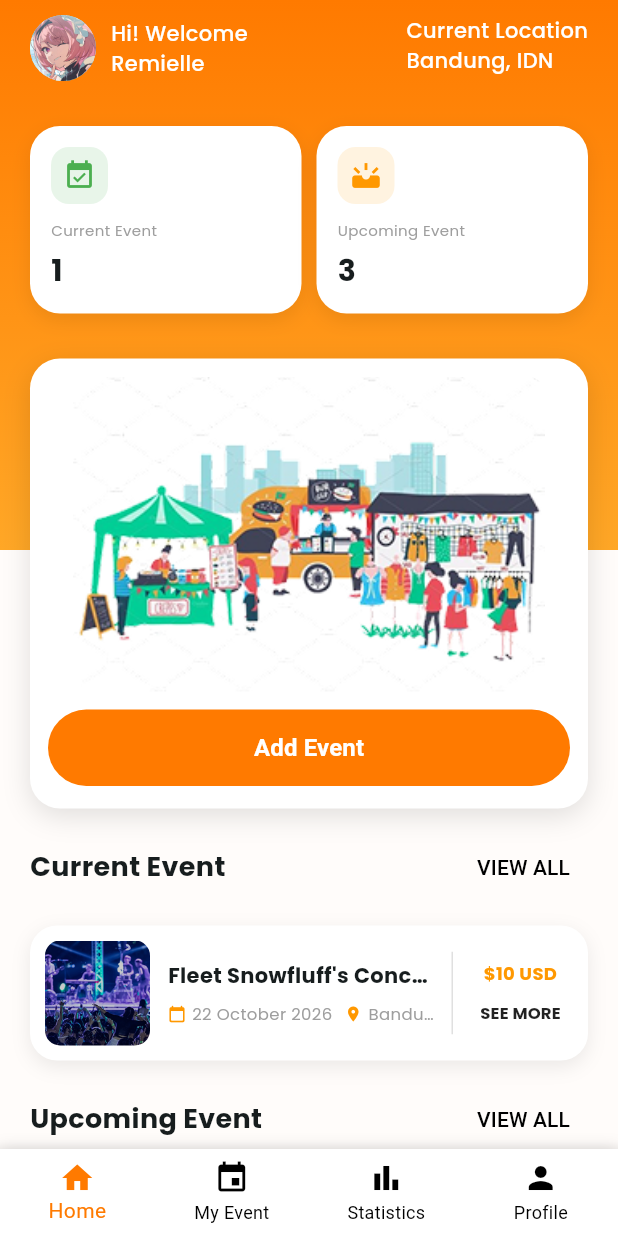
After one commit to jamiehardiwijaya10/Eventra, a Flutter app: the HomeScreenEo screen opened by its route, on a phone screen of 412 x 824 dp. The commit adds this screen. Run offline on Flutter 3.47's test engine with Material 3 defaults, Android fonts, the phone set to English and light mode, and no system bars; our stand-ins replace font_awesome_flutter, google_fonts.

Commit message:
Add home screen for EO

```diff
--- a/lib/app/routes.dart
+++ b/lib/app/routes.dart
@@ -7,6 +7,7 @@ import '../features/onboarding/screen/onboarding2.dart';
 import '../features/onboarding/screen/onboarding3.dart';
 import '../features/home/screen/home_screen_costumer.dart';
 import '../features/home/screen/home_screen_booth.dart';
+import '../features/home/screen/home_screen_eo.dart';
 
 class AppRoutes {
   AppRoutes._();
@@ -18,6 +19,7 @@ class AppRoutes {
   static const onboarding3 = "/onboarding3";
   static const homecostumer = "/home_costumer";
   static const homebooth = "/home_booth";
+  static const homeeo = "/home_eo";
 
   static Route<dynamic> generateRoute(RouteSettings settings) {
     switch (settings.name) {
@@ -61,6 +63,11 @@ class AppRoutes {
           builder: (_) => HomeScreenBooth(),
         );
 
+      case homeeo:
+        return MaterialPageRoute(
+          builder: (_) => HomeScreenEo(),
+        );
+
       default:
         return MaterialPageRoute(
           builder: (_) => const Scaffold(
--- /dev/null
+++ b/lib/features/home/screen/home_screen_eo.dart
@@ -0,0 +1,363 @@
+import 'package:flutter/material.dart';
+import 'package:google_fonts/google_fonts.dart';
+import '../../../core/theme/app_color.dart';
+import '../../../shared/widgets/navbar_eo.dart';
+// import '../../../shared/widgets/category.dart';
+// import '../widgets/event_card.dart';
+import '../widgets/event_card_eo.dart';
+
+class HomeScreenEo extends StatefulWidget {
+  const HomeScreenEo({super.key});
+
+  @override
+  State<HomeScreenEo> createState() => _HomeScreenEoState();
+}
+
+class _HomeScreenEoState extends State<HomeScreenEo> {
+  int selectedCategory = 0;
+
+  @override
+  Widget build(BuildContext context) {
+    return Scaffold(
+      body: SafeArea(
+        child:SingleChildScrollView(
+          child: Stack(
+              children: [
+                Positioned.fill(
+                  child: Column(
+                      children: [
+                        Expanded(
+                          flex: 1,
+                          child: Container(
+                            decoration: const BoxDecoration(
+                              gradient: LinearGradient(
+                                begin: Alignment.topCenter,
+                                end: Alignment.bottomCenter,
+                                colors: [
+                                  AppColor.primary,
+                                  AppColor.secondary,
+                                ],
+                              ),
+                            ),
+                          ),
+                        ),
+                        Expanded(
+                          flex: 2,
+                          child: Container(
+                            color: Colors.white.withOpacity(0.98),
+                          ),
+                        ),
+                      ]
+                  ),
+                ),
+
+                Padding(
+                  padding: const EdgeInsets.symmetric(horizontal: 20),
+                  child: Column(
+                      crossAxisAlignment: CrossAxisAlignment.start,
+                      children: [
+                        const SizedBox(height: 10),
+
+                        Row(
+                          mainAxisAlignment: MainAxisAlignment.spaceBetween,
+                          crossAxisAlignment: CrossAxisAlignment.start,
+                          children: [
+                            Row(
+                              children: [
+                                const CircleAvatar(
+                                  radius: 22,
+                                  backgroundImage: AssetImage(
+                                    "assets/images/Remielle Dan.jpg",
+                                  ),
+                                ),
+                                const SizedBox(width: 10),
+                                Text(
+                                  "Hi! Welcome\nRemielle",
+                                  style: GoogleFonts.poppins(
+                                    fontSize: 14,
+                                    color: Colors.white,
+                                    fontWeight: FontWeight.w500,
+                                  ),
+                                ),
+                              ],
+                            ),
+
+                            Text(
+                              "Current Location\nBandung, IDN",
+                              style: GoogleFonts.poppins(
+                                fontSize: 14,
+                                color: Colors.white,
+                                fontWeight: FontWeight.w500,
+                              ),
+                            ),
+                          ],
+                        ),
+
+                        const SizedBox(height: 30),
+
+                        Row(
+                          children: [
+                            Expanded(
+                              child: Container(
+                                padding: const EdgeInsets.all(14),
+                                decoration: BoxDecoration(
+                                  color: Colors.white,
+                                  borderRadius: BorderRadius.circular(20),
+                                  boxShadow: [
+                                    BoxShadow(
+                                      color: Colors.black.withOpacity(0.08),
+                                      blurRadius: 10,
+                                      offset: const Offset(0, 4),
+                                    ),
+                                  ],
+                                ),
+                                child: Column(
+                                  crossAxisAlignment: CrossAxisAlignment.start,
+                                  children: [
+                                    Container(
+                                      padding: const EdgeInsets.all(8),
+                                      decoration: BoxDecoration(
+                                        color: Colors.green.shade50,
+                                        borderRadius: BorderRadius.circular(12),
+                                      ),
+                                      child: const Icon(
+                                        Icons.event_available,
+                                        color: Colors.green,
+                                        size: 22,
+                                      ),
+                                    ),
+
+                                    const SizedBox(height: 10),
+
+                                    Text(
+                                      "Current Event",
+                                      style: GoogleFonts.poppins(
+                                        fontSize: 10,
+                                        color: Colors.grey,
+                                      ),
+                                    ),
+
+                                    const SizedBox(height: 6),
+
+                                    Text(
+                                      "1",
+                                      style: GoogleFonts.poppins(
+                                        fontSize: 20,
+                                        fontWeight: FontWeight.bold,
+                                      ),
+                                    ),
+                                  ],
+                                ),
+                              ),
+                            ),
+
+                            const SizedBox(width: 10),
+
+                            Expanded(
+                              child: Container(
+                                padding: const EdgeInsets.all(14),
+                                decoration: BoxDecoration(
+                                  color: Colors.white,
+                                  borderRadius: BorderRadius.circular(20),
+                                  boxShadow: [
+                                    BoxShadow(
+                                      color: Colors.black.withOpacity(0.08),
+                                      blurRadius: 10,
+                                      offset: const Offset(0, 4),
+                                    ),
+                                  ],
+                                ),
+                                child: Column(
+                                  crossAxisAlignment: CrossAxisAlignment.start,
+                                  children: [
+                                    Container(
+                                      padding: const EdgeInsets.all(8),
+                                      decoration: BoxDecoration(
+                                        color: Colors.orange.shade50,
+                                        borderRadius: BorderRadius.circular(12),
+                                      ),
+                                      child: const Icon(
+                                        Icons.upcoming,
+                                        color: Colors.orange,
+                                        size: 22,
+                                      ),
+                                    ),
+
+                                    const SizedBox(height: 10),
+
+                                    Text(
+                                      "Upcoming Event",
+                                      style: GoogleFonts.poppins(
+                                        fontSize: 10,
+                                        color: Colors.grey,
+                                      ),
+                                    ),
+
+                                    const SizedBox(height: 6),
+
+                                    Text(
+                                      "3",
+                                      style: GoogleFonts.poppins(
+                                        fontSize: 20,
+                                        fontWeight: FontWeight.bold,
+                                      ),
+                                    ),
+                                  ],
+                                ),
+                              ),
+                            ),
+                          ],
+                        ),
+
+                        const SizedBox(height: 30),
+
+                        Container(
+                          height: 300,
+                          width: double.infinity,
+                          padding: const EdgeInsets.all(12),
+                          decoration: BoxDecoration(
+                            color: Colors.white,
+                            borderRadius: BorderRadius.circular(20),
+                            boxShadow: [
+                              BoxShadow(
+                                color: Colors.black.withOpacity(0.12),
+                                blurRadius: 15,
+                                offset: const Offset(0, 5),
+                              ),
+                            ],
+                          ),
+                          child: Column(
+                            mainAxisSize: MainAxisSize.min,
+                            children: [
+                              ClipRRect(
+                                borderRadius: BorderRadius.circular(12),
+                                child: Image.asset(
+                                  "assets/images/Add Event Pic.png",
+                                  height: 210,
+                                  fit: BoxFit.cover,
+                                ),
+                              ),
+
+                              const SizedBox(height: 12),
+
+                              SizedBox(
+                                width: double.infinity,
+                                child: TextButton(
+                                  onPressed: () {},
+                                  style: TextButton.styleFrom(
+                                    backgroundColor: AppColor.primary,
+                                    foregroundColor: Colors.white,
+                                    padding: const EdgeInsets.symmetric(vertical: 14),
+                                    shape: const StadiumBorder(),
+                                  ),
+                                  child: const Text(
+                                    "Add Event",
+                                    style: TextStyle(
+                                      fontSize: 16,
+                                      fontWeight: FontWeight.w600,
+                                    ),
+                                  ),
+                                ),
+                              )
+                            ],
+                          ),
+                        ),
+
+                        const SizedBox(height: 15),
+
+                        Row(
+                          mainAxisAlignment:
+                          MainAxisAlignment.spaceBetween,
+                          children: [
+                            Text(
+                              "Current Event",
+                              style: GoogleFonts.poppins(
+                                fontSize: 18,
+                                fontWeight: FontWeight.bold,
+                              ),
+                            ),
+
+                            TextButton(
+                              onPressed: () {},
+                              child: const Text(
+                                "VIEW ALL",
+                                style: TextStyle(
+                                  color: Colors.black,
+                                ),
+                              ),
+                            ),
+                          ],
+                        ),
+
+                        const SizedBox(height: 15),
+
+                        const EventListCard(
+                          image: "assets/images/konser.png",
+                          title: "Fleet Snowfluff's Concert",
+                          date: "22 October 2026",
+                          location: "Bandung",
+                          price: "\$10 USD",
+                        ),
+
+                        Row(
+                          mainAxisAlignment:
+                          MainAxisAlignment.spaceBetween,
+                          children: [
+                            Text(
+                              "Upcoming Event",
+                              style: GoogleFonts.poppins(
+                                fontSize: 18,
+                                fontWeight: FontWeight.bold,
+                              ),
+                            ),
+
+                            TextButton(
+                              onPressed: () {},
+                              child: const Text(
+                                "VIEW ALL",
+                                style: TextStyle(
+                                  color: Colors.black,
+                                ),
+                              ),
+                            ),
+                          ],
+                        ),
+
+                        const SizedBox(height: 15),
+
+                        const EventListCard(
+                          image: "assets/images/konser.png",
+                          title: "Fleet Snowfluff's Concert",
+                          date: "22 October 2026",
+                          location: "Bandung",
+                          price: "\$10 USD",
+                        ),
+
+                        const EventListCard(
+                          image: "assets/images/konser.png",
+                          title: "Music Festival",
+                          date: "24 October 2026",
+                          location: "Jakarta",
+                          price: "Free",
+                        ),
+
+                        const EventListCard(
+                          image: "assets/images/konser.png",
+                          title: "Fleet Snowfluff's Concert",
+                          date: "22 October 2026",
+                          location: "Bandung",
+                          price: "\$10 USD",
+                        ),
+                      ]
+                  ),
+                ),
+              ]
+          ),
+        ),
+      ),
+      bottomNavigationBar: const NavBar(
+        currentIndex: 0,
+      ),
+    );
+  }
+}
--- /dev/null
+++ b/lib/features/home/widgets/event_card_eo.dart
@@ -0,0 +1,165 @@
+import 'package:flutter/material.dart';
+import 'package:google_fonts/google_fonts.dart';
+
+class EventListCard extends StatelessWidget {
+  final String image;
+  final String title;
+  final String date;
+  final String location;
+  final String price;
+
+  const EventListCard({
+    super.key,
+    required this.image,
+    required this.title,
+    required this.date,
+    required this.location,
+    required this.price,
+  });
+
+  @override
+  Widget build(BuildContext context) {
+    return Container(
+      height: 90,
+      margin: const EdgeInsets.only(bottom: 15),
+      padding: const EdgeInsets.symmetric(
+        horizontal: 10,
+        vertical: 8,
+      ),
+      decoration: BoxDecoration(
+        color: Colors.white,
+        borderRadius: BorderRadius.circular(18),
+        boxShadow: [
+          BoxShadow(
+            color: Colors.black.withOpacity(0.08),
+            blurRadius: 10,
+            offset: const Offset(0, 4),
+          ),
+        ],
+      ),
+      child: Row(
+        children: [
+          ClipRRect(
+            borderRadius: BorderRadius.circular(10),
+            child: Image.asset(
+              image,
+              width: 70,
+              height: 70,
+              fit: BoxFit.cover,
+            ),
+          ),
+
+          const SizedBox(width: 12),
+
+          Expanded(
+            child: Column(
+              mainAxisAlignment: MainAxisAlignment.center,
+              crossAxisAlignment: CrossAxisAlignment.start,
+              children: [
+                Text(
+                  title,
+                  maxLines: 1,
+                  overflow: TextOverflow.ellipsis,
+                  style: GoogleFonts.poppins(
+                    fontSize: 14,
+                    fontWeight: FontWeight.bold,
+                  ),
+                ),
+
+                const SizedBox(height: 8),
+
+                Row(
+                  children: [
+                    const Icon(
+                      Icons.calendar_today_rounded,
+                      size: 12,
+                      color: Colors.orange,
+                    ),
+
+                    const SizedBox(width: 4),
+
+                    Text(
+                      date,
+                      style: GoogleFonts.poppins(
+                        fontSize: 11,
+                        color: Colors.grey,
+                      ),
+                    ),
+
+                    const SizedBox(width: 8),
+
+                    const Icon(
+                      Icons.location_on,
+                      size: 12,
+                      color: Colors.orange,
+                    ),
+
+                    const SizedBox(width: 4),
+
+                    Expanded(
+                      child: Text(
+                        location,
+                        overflow: TextOverflow.ellipsis,
+                        style: GoogleFonts.poppins(
+                          fontSize: 11,
+                          color: Colors.grey,
+                        ),
+                      ),
+                    ),
+                  ],
+                ),
+              ],
+            ),
+          ),
+
+          const SizedBox(width: 10),
+
+          Container(
+            width: 1,
+            height: 55,
+            color: Colors.grey.shade300,
+          ),
+
+          const SizedBox(width: 10),
+
+          SizedBox(
+            width: 70,
+            child: Column(
+              mainAxisAlignment: MainAxisAlignment.center,
+              children: [
+                Text(
+                  price,
+                  textAlign: TextAlign.center,
+                  style: GoogleFonts.poppins(
+                    fontSize: 12,
+                    fontWeight: FontWeight.bold,
+                    color: Colors.orange,
+                  ),
+                ),
+
+                const SizedBox(height: 10),
+
+                TextButton(
+                  onPressed: () {},
+                  style: TextButton.styleFrom(
+                    padding: EdgeInsets.zero,
+                    minimumSize: Size.zero,
+                    tapTargetSize: MaterialTapTargetSize.shrinkWrap,
+                  ),
+                  child: Text(
+                    "SEE MORE",
+                    style: GoogleFonts.poppins(
+                      fontSize: 11,
+                      fontWeight: FontWeight.bold,
+                      color: Colors.black87,
+                    ),
+                  ),
+                ),
+              ],
+            ),
+          ),
+        ],
+      ),
+    );
+  }
+}
--- /dev/null
+++ b/lib/shared/widgets/navbar_eo.dart
@@ -0,0 +1,53 @@
+import 'package:flutter/material.dart';
+import '../../../core/theme/app_color.dart';
+
+class NavBar extends StatelessWidget {
+  final int currentIndex;
+
+  const NavBar({
+    super.key,
+    required this.currentIndex,
+  });
+
+  @override
+  Widget build(BuildContext context) {
+    return Container(
+      decoration: const BoxDecoration(
+        color: Colors.white,
+        boxShadow: [
+          BoxShadow(
+            color: Colors.black12,
+            blurRadius: 8,
+            offset: Offset(0, -1),
+          ),
+        ],
+      ),
+      child: BottomNavigationBar(
+        backgroundColor: Colors.white,
+        selectedItemColor: AppColor.primary,
+        unselectedItemColor: Colors.black,
+        type: BottomNavigationBarType.fixed,
+
+        currentIndex: currentIndex,
+        items: const [
+          BottomNavigationBarItem(
+            icon: Icon(Icons.home),
+            label: "Home",
+          ),
+          BottomNavigationBarItem(
+            icon: Icon(Icons.event),
+            label: "My Event",
+          ),
+          BottomNavigationBarItem(
+            icon: Icon(Icons.bar_chart),
+            label: "Statistics",
+          ),
+          BottomNavigationBarItem(
+            icon: Icon(Icons.person),
+            label: "Profile",
+          ),
+        ],
+      ),
+    );
+  }
+}
```
